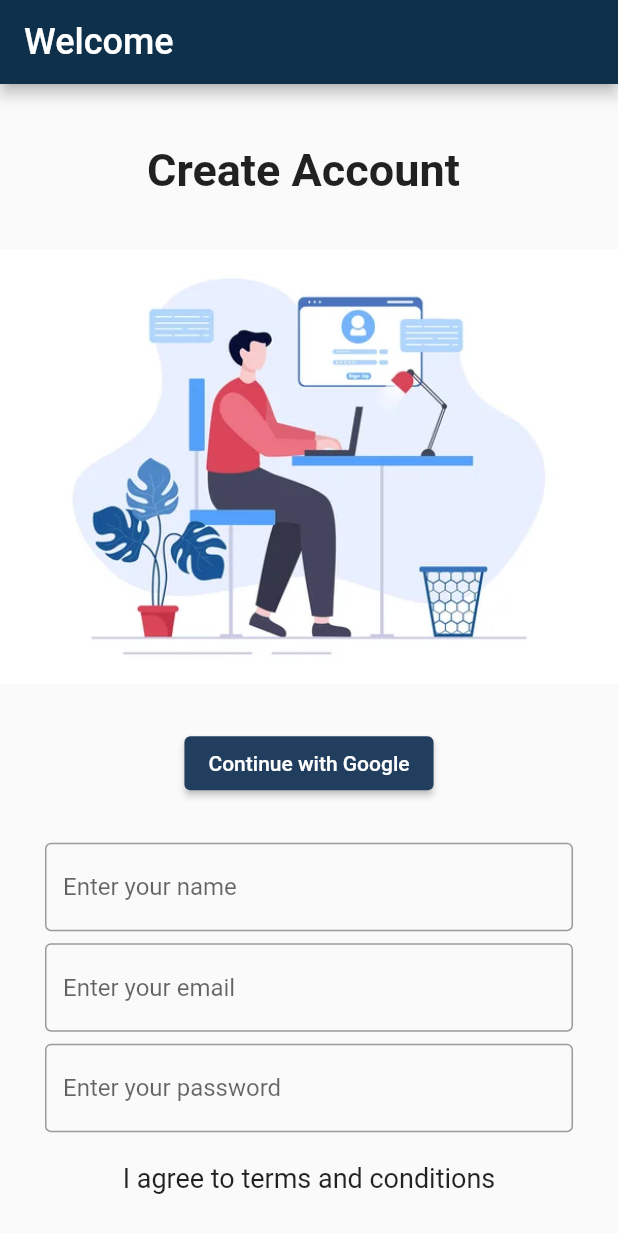
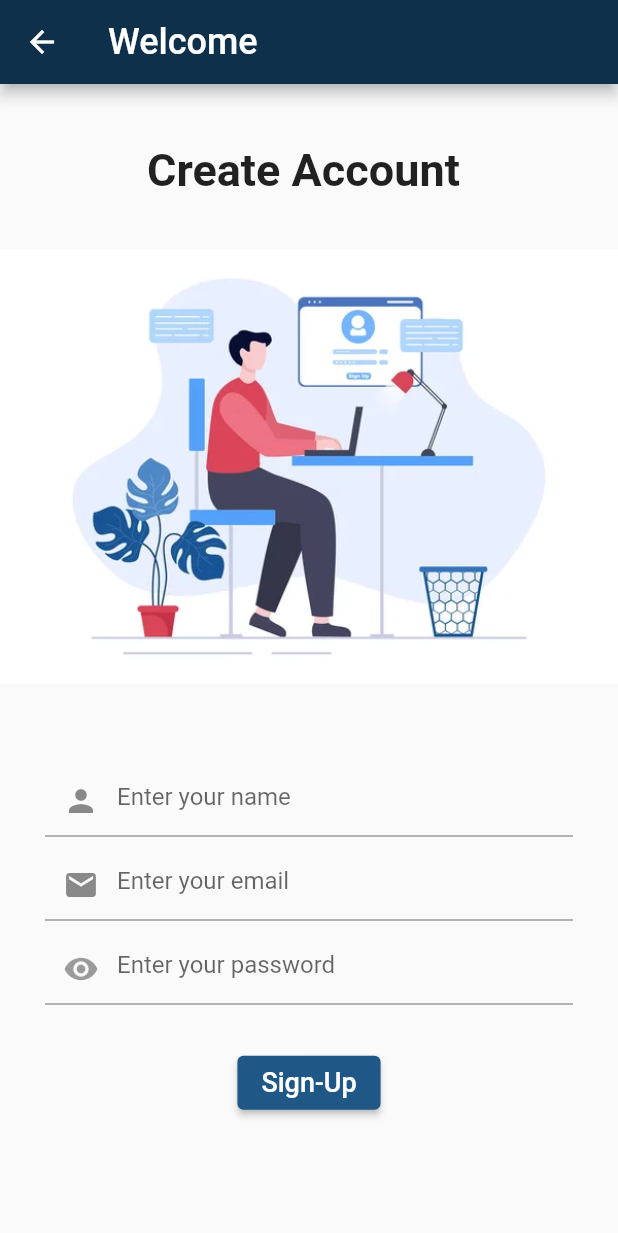
Before and after one commit to ank809/Todo_App, a Flutter app: the screen it shows after launch, after a tap on "Sign In", on a phone screen of 412 x 824 dp. Shown: the top 1233 px of the screen. Run offline on Flutter 3.47's test engine with Material 2 defaults, Android fonts, the phone set to English and light mode, and no system bars; our stand-ins replace date_time_picker, firebase_core; accounts and stored records are empty.

Commit message:
updated code

```diff
--- /dev/null
+++ b/lib/constants.dart
@@ -0,0 +1,3 @@
+import 'package:flutter/material.dart';
+const hometext=  TextStyle(color: Color.fromARGB(255, 44, 38, 101),
+                              fontSize: 30.0, fontWeight: FontWeight.bold);
--- a/lib/login.dart
+++ b/lib/login.dart
@@ -1,7 +1,6 @@
 import 'package:flutter/material.dart';
-
 class Login extends StatefulWidget {
-  const Login({super.key});
+  const Login({Key? key}) : super(key: key);
 
   @override
   State<Login> createState() => _LoginState();
@@ -10,94 +9,118 @@
 class _LoginState extends State<Login> {
   @override
   Widget build(BuildContext context) {
-    return MaterialApp(
-       debugShowCheckedModeBanner: false,
-      home: Scaffold(
-        appBar: AppBar(title:
-        Text('Welcome', style: TextStyle(fontSize: 25.0),),
-        backgroundColor: Color.fromARGB(255, 14, 48, 74),),
+    return Scaffold(
+        appBar: AppBar(title: const Text('Welcome',
+            style: TextStyle(fontSize: 25.0),
+          ),
+        ),
         drawer: Drawer(backgroundColor: Color.fromARGB(255, 13, 64, 126)),
         body: SingleChildScrollView(
           child: Container(
             margin: EdgeInsets.all(8.0),
             child: Column(
               children: [
-               Image(image: AssetImage('Asset/Image/login2.png'),),
+                Image(image: AssetImage('Asset/Image/login2.png'),
+                width: 400.0,
+                height: 300.0, ),
+                SizedBox(height: 20.0,),
                 Container(
                   alignment: Alignment.centerLeft,
                   margin: EdgeInsets.only(left: 2.0),
-                child: Text('Sign In',
-                 style: TextStyle(color: Color.fromARGB(255, 13, 64, 126),
+                  child: const Text(
+                    'Log In',
+                    style: TextStyle(
+                      color: Color.fromARGB(255, 13, 64, 126),
                       fontSize: 30.0,
-                  fontWeight: FontWeight.bold, ),
-                 ),
-                 ),
-
-            SizedBox(height: 20.0), // Adds space between the text and text field
-                Container(
-                  padding: EdgeInsets.only(right:10.0, left: 10.0),
-                  child: TextField(
-                    decoration: InputDecoration(
-                      hintText: 'Enter your email or username ',
-                      labelText: 'Email or username ',
-                      border: OutlineInputBorder(),
+                      fontWeight: FontWeight.bold,
                     ),
                   ),
                 ),
-            SizedBox(height: 30.0), // Adds space between the text and text field
+                SizedBox(height: 20.0),
                 Container(
-                  padding: EdgeInsets.only(right:10.0, left: 10.0),
-                  child: TextField(
+                  padding: EdgeInsets.only(right: 10.0, left: 10.0),
+                  child: const TextField(
                     decoration: InputDecoration(
-                      hintText: 'Enter your password ',
-                      labelText: 'Password',
-                      border: OutlineInputBorder(),
+                      prefixIcon: Icon(Icons.person),
+                      hintText: 'Enter your email or username',
+                      labelText: 'Email or username',
+                      focusedBorder: OutlineInputBorder(),
                     ),
                   ),
                 ),
-                SizedBox(height:20.0),
-                Center(
-                  child: Text('-- Or login with --'),
+                const SizedBox(height: 30.0),
+                Container(
+                  padding: EdgeInsets.only(right: 10.0, left: 10.0),
+                  child: const TextField(
+                    decoration: InputDecoration(
+                      hintText: 'Enter your password',
+                      labelText: 'Password',
+                      prefixIcon: Icon(Icons.fingerprint),
+                      suffixIcon: IconButton(onPressed: null, icon:  Icon(Icons.remove_red_eye,),),
+                      focusedBorder: OutlineInputBorder(),
                     ),
-              SizedBox(height: 20.0,),
+                  ),
+                ),
+                const SizedBox(height: 20.0, ),
+                Container(
+                margin: EdgeInsets.only(right: 80.0, left: 80.0),
+                child: Row(
+                  children: [
+                    Expanded(child: Divider(thickness: 2.0,color: Color.fromARGB(255, 49, 43, 43),)),
+                    Padding(
+                      padding: const EdgeInsets.symmetric(horizontal:8.0),
+                      child: Text('OR',
+                      style: TextStyle(fontSize: 20.0, ),),
+                    ),
+                    Expanded(child: Divider(thickness:2.0,color: const Color.fromARGB(255, 31, 30, 30),)),
+                  ],
+                ),
+              ),
+                const SizedBox(height: 20.0, ),
+                OutlinedButton.icon(
+                  style: OutlinedButton.styleFrom(
+                    minimumSize: const Size(300.0, 50.0),
+                  ),
+                  onPressed: (){},
+                  icon: Image(image: AssetImage('Asset/Image/google.png'),width: 35.0,),
+                  label: Text('Continue with Google',
+                  style: TextStyle(fontSize: 20.0),
+                  ),
+                  ),
+                const SizedBox(height: 20.0, ),
+               ElevatedButton(
+                style: ElevatedButton.styleFrom(
+                  minimumSize: Size(150, 40),
+                  backgroundColor: const Color.fromARGB(255, 15, 52, 82),
+                ),
+                onPressed: (){
+                  Navigator.pushNamed(context, '/home');
+                },
+               child:Text('Login'.toUpperCase(),
+               style: TextStyle(fontSize: 20.0),),
+                ),
+                SizedBox(height: 20.0),
                 Container(
                   margin: EdgeInsets.only(left: 50.0),
                   child: Row(
                     children: [
-                    Text(''' Don't have an account ''', style: TextStyle(fontSize: 16.0),),
-                   TextButton(onPressed: (){
+                      const Text(
+                        "Don't have an account ?",
+                        style: TextStyle(fontSize: 16.0),
+                      ),
+                      TextButton(
+                        onPressed: () {
                           Navigator.pushNamed(context, '/sign');
-                   }, child: Text('Sign In',
+                        },
+                        child: const Text(
+                          'Sign In',
                           style: TextStyle(fontSize: 18.0),
                         ),
                       ),
-
                     ],
                   ),
                 ),
-              SizedBox(height: 20.0),
-                Row(
-                  mainAxisAlignment: MainAxisAlignment.center,
-                  children: [
-                    ElevatedButton.icon(
-                      onPressed: () {},
-                      icon: Icon(Icons.mail),
-                      label: Text('Email'),
-                    ),
-                    SizedBox(width: 10.0),
-
-                    // SizedBox(width: 10.0),
-                    // ElevatedButton.icon(
-                    //   onPressed: () {},
-                    //   icon: Icon(Icons.instagram),
-                    //   label: Text('Instagram'),
-                    //  ),
-
               ],
-
-              ),
-              ],
-          ),
             ),
           ),
         ),
--- a/lib/main.dart
+++ b/lib/main.dart
@@ -1,9 +1,14 @@
+import 'package:firebase_core/firebase_core.dart';
 import 'package:flutter/material.dart';
+import 'package:todo_app/home.dart';
 import 'package:todo_app/signup.dart';
 import 'login.dart';
+const primaryColour=Color.fromARGB(255, 14, 48, 74);
 
  void main(){
-  runApp(Todo());
+   WidgetsFlutterBinding.ensureInitialized();
+   Firebase.initializeApp();
+    runApp(Todo());
  }
 
  class Todo extends StatelessWidget {
@@ -17,7 +22,12 @@
         '/': (context) => Login(),  // By default
         '/login': (context) => Login(),
         '/sign': (context) => SignUp(),
+        '/home':(context) => Home(),
       },
+      theme: ThemeData(
+        primaryColor: primaryColour,
+        appBarTheme:AppBarTheme(color:primaryColour,),
+      ),
     );
   }
 
--- a/lib/signup.dart
+++ b/lib/signup.dart
@@ -10,20 +10,16 @@
 class _SignUpState extends State<SignUp> {
   @override
   Widget build(BuildContext context) {
-    return MaterialApp(
-      debugShowCheckedModeBanner: false,
-      home: Scaffold(
+    return Scaffold(
         appBar:AppBar(title: Text('Welcome',
         style: TextStyle(
         fontSize: 24.0,),
         ),
-        backgroundColor: Color.fromARGB(255, 14, 48, 74),
         ),
         body: Container(
           margin: EdgeInsets.only(left: 0.0),
           child: SingleChildScrollView(
             child: Column(
-              // mainAxisAlignment: MainAxisAlignment.start,
               children: [
                  SizedBox(height: 40.0,),
                 Text('Create Account ', style:
@@ -32,16 +28,14 @@
                 Image(image:
                  AssetImage('Asset/Image/sign.jpg'),),
                 SizedBox(height: 29.0,),
-                ElevatedButton(onPressed: (){}, child: Text('Continue with Google'),
-                style: ElevatedButton.styleFrom(
-                  backgroundColor: Color.fromARGB(255, 33, 62, 95)),),
-                SizedBox(height: 29.0,),
+                SizedBox(height: 25.0,),
                 Padding(
                padding: const EdgeInsets.only(left: 30.0, right: 30.0),
                child: TextFormField(
                     decoration: InputDecoration(
-                    border: OutlineInputBorder(),
+                   focusedBorder: OutlineInputBorder(borderRadius: BorderRadius.circular(15.0)),
                   hintText: 'Enter your name ',
+                  prefixIcon: Icon(Icons.person),
                   ),
                ),
              ),
@@ -50,36 +44,39 @@
                padding: const EdgeInsets.only(left: 30.0, right: 30.0),
                child: TextFormField(
                     decoration: InputDecoration(
-                    border: OutlineInputBorder(),
+                    focusedBorder: OutlineInputBorder(borderRadius: BorderRadius.circular(15.0)),
                   hintText: 'Enter your email ',
+                  prefixIcon: Icon(Icons.email),
                   ),
                ),
              ),
              SizedBox(height: 8.0,),
-                Padding(
+              Padding(
                padding: const EdgeInsets.only(left: 30.0, right: 30.0),
                child: TextFormField(
                     decoration: InputDecoration(
-                    border: OutlineInputBorder(),
+                  focusedBorder: OutlineInputBorder(borderRadius: BorderRadius.circular(15.0)),
                   hintText: 'Enter your password ',
+                  prefixIcon: IconButton(
+                    icon: Icon(Icons.remove_red_eye),
+                    onPressed: null,),
+                    ),
                   ),
                ),
-             ),
-             SizedBox(height: 20.0,),
-              Text('I agree to terms and conditions', style: TextStyle(fontSize: 18.0),),
 
-            SizedBox(height: 35.0,),
-            ElevatedButton(onPressed: (){
-              Navigator.pushNamed(context, '/login');
-            }, child: Text(' BACK'),
-            style: ElevatedButton.styleFrom(
-            backgroundColor: Color.fromARGB(255, 33, 62, 95)),
-             ),
+             SizedBox(height: 28.0,),
+             ElevatedButton(onPressed: (){
+               Navigator.pushNamed(context, '/home');
+             },
+              child: Text('Sign-Up',
+              style: TextStyle(fontSize: 18.0),),
+              style: ButtonStyle(backgroundColor:
+              MaterialStatePropertyAll(const Color.fromARGB(255, 31, 88, 135),),),
+              ),
               ],
             ),
           ),
         ),
-        ),
-    );
+        );
   }
 }
--- a/pubspec.yaml
+++ b/pubspec.yaml
@@ -36,6 +36,8 @@
   # Use with the CupertinoIcons class for iOS style icons.
   cupertino_icons: ^1.0.2
   firebase_core: ^2.14.0
+  firebase_auth: ^4.6.3
+  date_time_picker: ^2.0.0
 
 dev_dependencies:
   flutter_test:
@@ -63,6 +65,7 @@
   assets:
     - Asset/Image/login2.png
     - Asset/Image/sign.jpg
+    - Asset/Image/google.png
 
   # An image asset can refer to one or more resolution-specific "variants", see
   # https://flutter.dev/assets-and-images/#resolution-aware
```
Also changed, not shown: lib/home.dart (added, +102 -0 lines), Asset/Image/google.png (added), pubspec.lock, 1 other file. Lines whose indentation alone changed are shown as unchanged.
